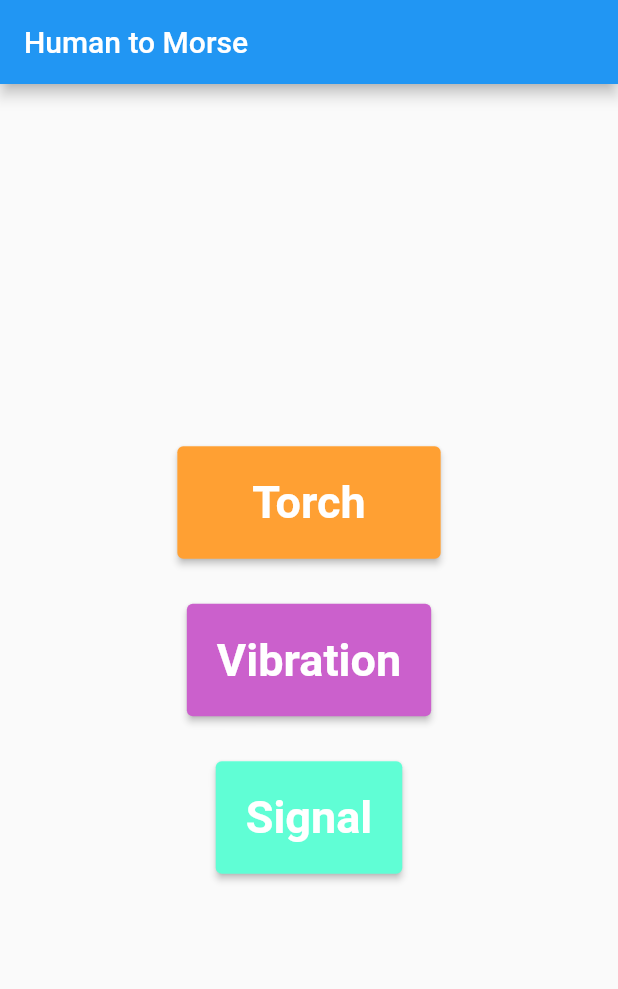
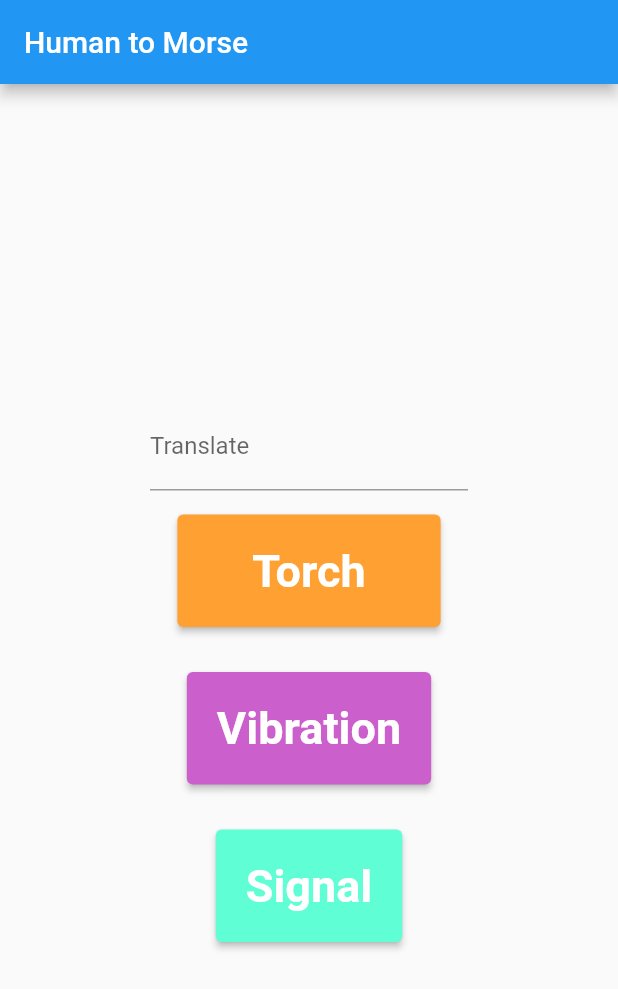
Before and after one commit to M3nny/Morsay, a Flutter app: the screen it shows after launch, after a tap on "Torch", on a phone screen of 412 x 824 dp. Shown: the top 989 px of the screen. Run offline on Flutter 3.47's test engine with Material 2 defaults, Android fonts, the phone set to English and light mode, and no system bars; missing offline and left inert: torch_light.

Commit message:
Add textbox and flashlight function
Added permission to the flashlight to the android manifest

```diff
--- a/lib/main.dart
+++ b/lib/main.dart
@@ -1,4 +1,6 @@
 import 'package:flutter/material.dart';
+import 'package:torch_light/torch_light.dart';
+import 'dart:developer';
 
 void main() => runApp(const MyApp());
 
@@ -36,6 +38,15 @@ class _MyStatefulWidgetState extends State<MyStatefulWidget> {
       child: Column(
         mainAxisSize: MainAxisSize.min,
         children: <Widget>[
+          Padding(
+            padding: const EdgeInsets.symmetric(horizontal: 100, vertical: 16),
+            child: TextFormField(
+              decoration: const InputDecoration(
+                border: UnderlineInputBorder(),
+                labelText: 'Translate',
+              ),
+            ),
+          ),
           ElevatedButton(
             style: ElevatedButton.styleFrom(
               primary:  const Color.fromRGBO(255, 160, 51, 1),
@@ -44,7 +55,7 @@ class _MyStatefulWidgetState extends State<MyStatefulWidget> {
                 fontSize: 30,
                 fontWeight: FontWeight.bold)
             ),
-            onPressed: () {},
+            onPressed: () async {_enableTorch(context);},
             child: const Text('Torch'),
           ),
           const SizedBox(height: 30),
@@ -76,3 +87,11 @@ class _MyStatefulWidgetState extends State<MyStatefulWidget> {
     );
   }
 }
+
+Future<void> _enableTorch(BuildContext context) async {
+  try {
+    await TorchLight.enableTorch();
+  } on Exception catch (_) {
+    log("error");
+  }
+}
--- a/pubspec.yaml
+++ b/pubspec.yaml
@@ -30,6 +30,7 @@ dependencies:
   flutter:
     sdk: flutter
   flutter_drawing_board: 0.2.7
+  torch_light: ^0.4.0
 
 
   # The following adds the Cupertino Icons font to your application.
```
Also changed, not shown: pubspec.lock, 1 other file.
